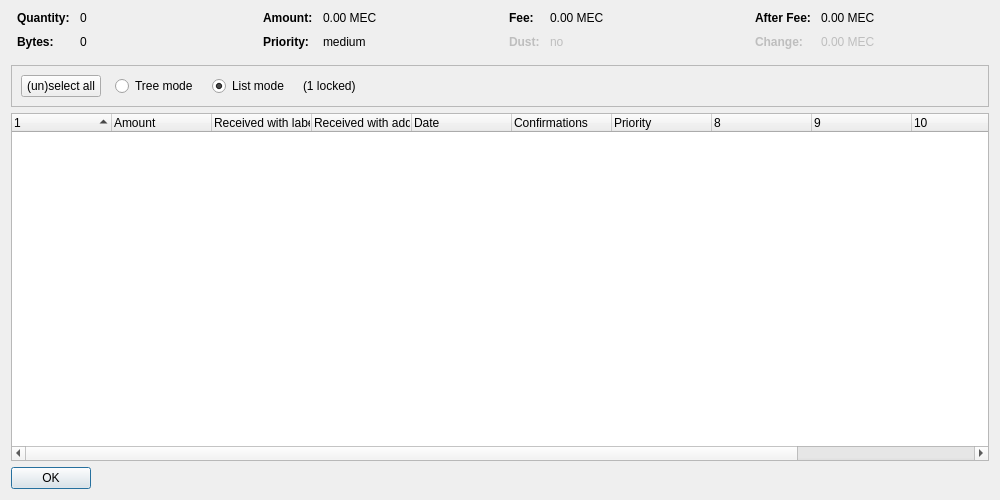
Above: src/qt/forms/coincontroldialog.ui from LIMXTEC/Megacoin before the change. Below: the same form after it.
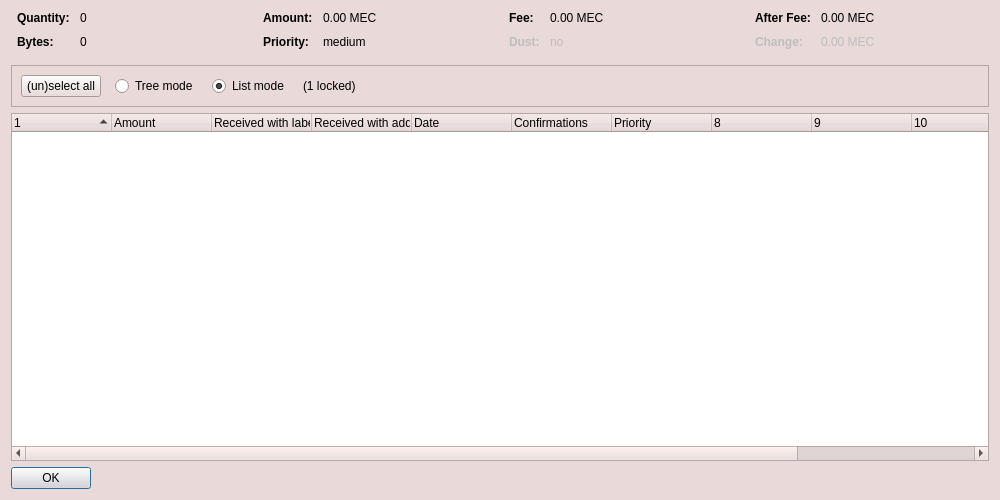
That is the form after the change. Custom widgets are drawn as their Qt base class.

```diff
--- a/src/qt/forms/coincontroldialog.ui
+++ b/src/qt/forms/coincontroldialog.ui
@@ -10,6 +10,97 @@
     <height>500</height>
    </rect>
   </property>
+  <property name="palette">
+   <palette>
+    <active>
+     <colorrole role="Button">
+      <brush brushstyle="SolidPattern">
+       <color alpha="255">
+        <red>233</red>
+        <green>217</green>
+        <blue>216</blue>
+       </color>
+      </brush>
+     </colorrole>
+     <colorrole role="Base">
+      <brush brushstyle="SolidPattern">
+       <color alpha="255">
+        <red>255</red>
+        <green>255</green>
+        <blue>255</blue>
+       </color>
+      </brush>
+     </colorrole>
+     <colorrole role="Window">
+      <brush brushstyle="SolidPattern">
+       <color alpha="255">
+        <red>233</red>
+        <green>217</green>
+        <blue>216</blue>
+       </color>
+      </brush>
+     </colorrole>
+    </active>
+    <inactive>
+     <colorrole role="Button">
+      <brush brushstyle="SolidPattern">
+       <color alpha="255">
+        <red>233</red>
+        <green>217</green>
+        <blue>216</blue>
+       </color>
+      </brush>
+     </colorrole>
+     <colorrole role="Base">
+      <brush brushstyle="SolidPattern">
+       <color alpha="255">
+        <red>255</red>
+        <green>255</green>
+        <blue>255</blue>
+       </color>
+      </brush>
+     </colorrole>
+     <colorrole role="Window">
+      <brush brushstyle="SolidPattern">
+       <color alpha="255">
+        <red>233</red>
+        <green>217</green>
+        <blue>216</blue>
+       </color>
+      </brush>
+     </colorrole>
+    </inactive>
+    <disabled>
+     <colorrole role="Button">
+      <brush brushstyle="SolidPattern">
+       <color alpha="255">
+        <red>233</red>
+        <green>217</green>
+        <blue>216</blue>
+       </color>
+      </brush>
+     </colorrole>
+     <colorrole role="Base">
+      <brush brushstyle="SolidPattern">
+       <color alpha="255">
+        <red>233</red>
+        <green>217</green>
+        <blue>216</blue>
+       </color>
+      </brush>
+     </colorrole>
+     <colorrole role="Window">
+      <brush brushstyle="SolidPattern">
+       <color alpha="255">
+        <red>233</red>
+        <green>217</green>
+        <blue>216</blue>
+       </color>
+      </brush>
+     </colorrole>
+    </disabled>
+   </palette>
+  </property>
   <property name="windowTitle">
    <string>Coin Selection</string>
   </property>
```
